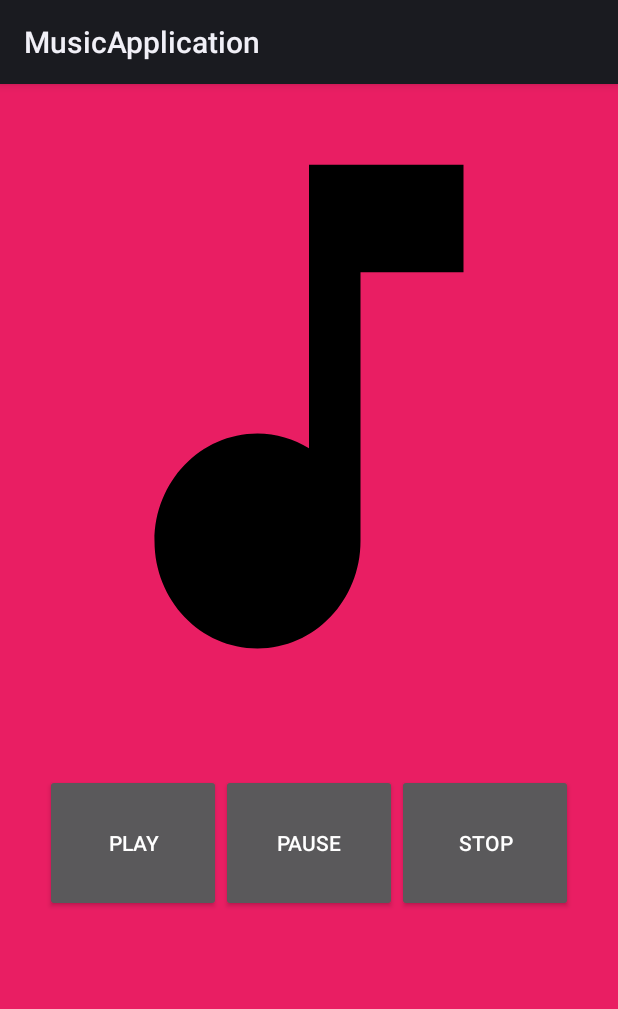
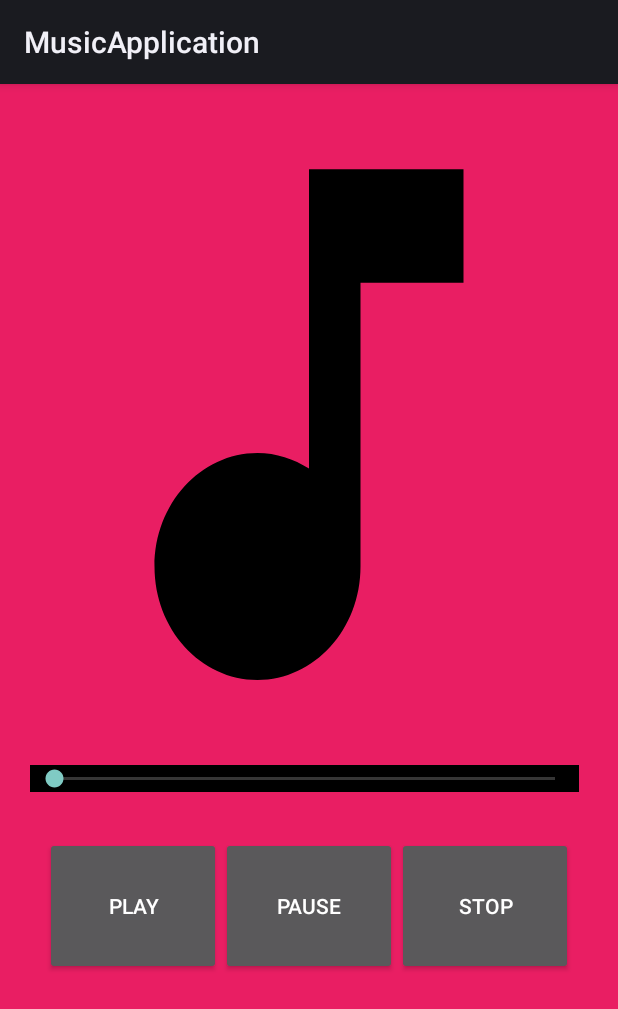
Before and after one commit to haiyogi/MusicApplication, an Android app: the layout activity_main.xml on its own in the app's theme, with its tools: preview values and no code run, on a phone screen of 412 x 824 dp. Shown: the top 1009 px of the screen. Run offline under Robolectric (Android 15) with nearby library versions, the phone set to English and light mode, and no system bars.

Commit message:
modified by adding seekbar

```diff
--- a/app/src/main/res/layout/activity_main.xml
+++ b/app/src/main/res/layout/activity_main.xml
@@ -9,16 +9,24 @@
     android:theme="@style/Theme.AppCompat"
     tools:context=".MainActivity">
 
+
     <ImageView
         android:id="@+id/imageView"
         android:layout_width="match_parent"
-        android:layout_height="430dp"
+        android:layout_height="454dp"
         android:background="@drawable/music"
         android:contentDescription="@string/todo" />
 
+    <SeekBar
+        android:id="@+id/seekBar2"
+        android:layout_width="366dp"
+        android:layout_height="wrap_content"
+        android:background="@color/black"
+        android:layout_marginLeft="20dp"/>
+
     <LinearLayout
         android:layout_width="match_parent"
-        android:layout_height="match_parent"
+        android:layout_height="156dp"
         android:layout_margin="20dp"
         android:orientation="horizontal"
         android:padding="10dp">
@@ -28,23 +36,24 @@
             android:layout_width="wrap_content"
             android:layout_height="92dp"
             android:layout_weight="1"
-            android:text="PLAY"
-            android:onClick="musicplay"/>
+            android:onClick="musicplay"
+            android:text="PLAY" />
 
         <Button
             android:id="@+id/pause"
             android:layout_width="wrap_content"
             android:layout_height="92dp"
             android:layout_weight="1"
-            android:text="PAUSE"
-            android:onClick="musicpause"/>
+            android:onClick="musicpause"
+            android:text="PAUSE" />
 
         <Button
             android:id="@+id/stop"
             android:layout_width="wrap_content"
             android:layout_height="92dp"
             android:layout_weight="1"
-            android:text="STOP"
-            android:onClick="musicstop"/>
+            android:onClick="musicstop"
+            android:text="STOP" />
     </LinearLayout>
+
 </LinearLayout>
```
Also changed, not shown: app/src/main/java/com/harman/musicapplication/MainActivity.java (+32 -0 lines).
